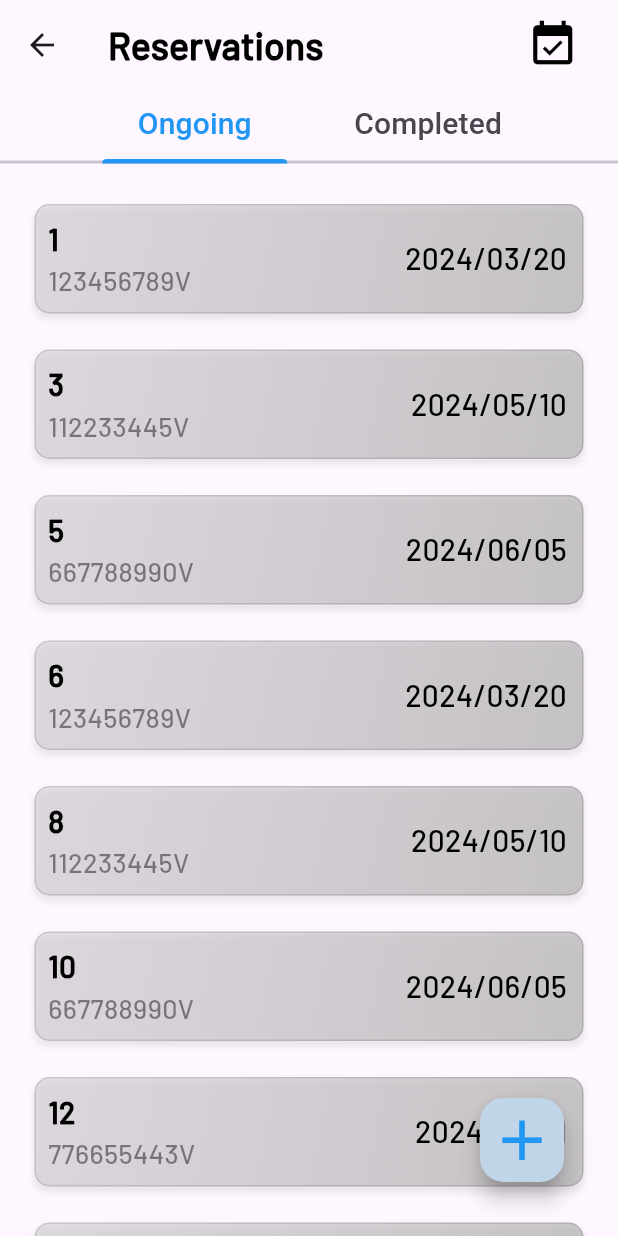
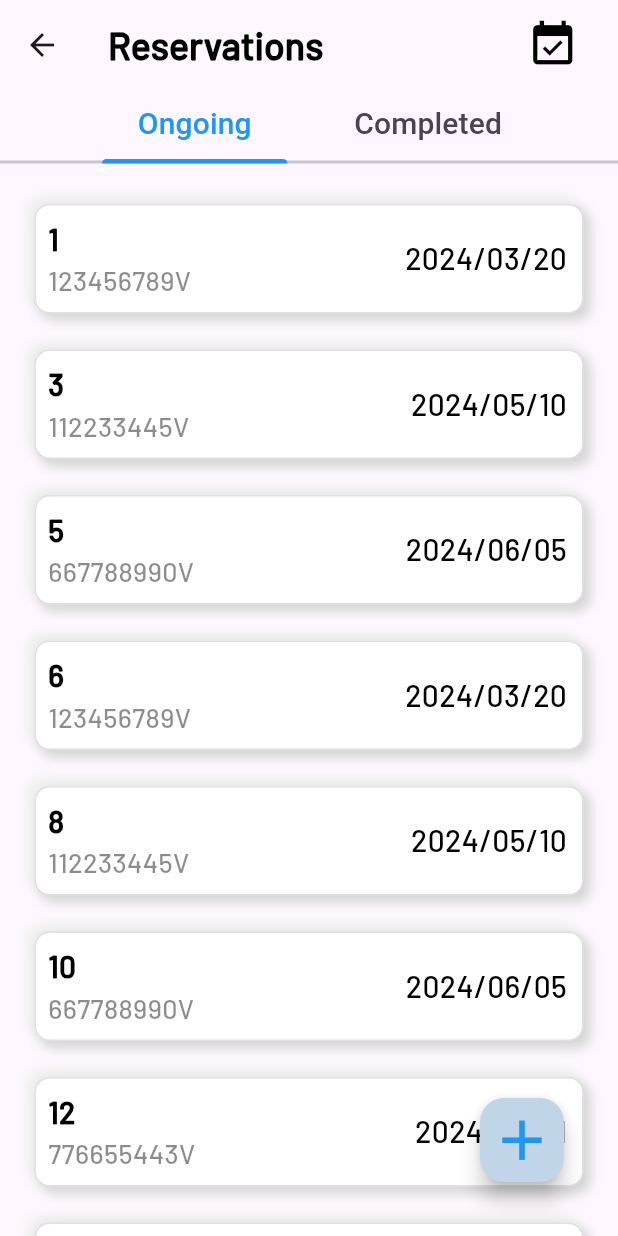
Before and after one commit to Hotel-and-Restaurant-MIS/hotel_manager, a Flutter app: the BookingManagementScreen screen opened directly, on a phone screen of 412 x 824 dp. Run offline on Flutter 3.47's test engine with Material 3 defaults, Android fonts, the phone set to English and light mode, and no system bars; our stand-ins replace cached_network_image, calendar_date_picker2, get, loading_animation_widget.

Commit message:
add shadow to the BookingTile

```diff
--- a/lib/components/booking_tile.dart
+++ b/lib/components/booking_tile.dart
@@ -23,27 +23,24 @@ class BookingTile extends StatelessWidget {
             left: 8.0, right: 8.0, top: 12.0, bottom: 12.0),
         child: Container(
           decoration: BoxDecoration(
+            color: Colors.white,
             borderRadius: BorderRadius.circular(10.0),
             border: Border.all(
               color: Colors.black12,
               width: 1.0,
             ),
-            gradient: LinearGradient(
-              colors: [
-                Colors.grey.withOpacity(0.2),
-                Colors.grey.withOpacity(0.5)
-              ], // Define gradient colors
-              begin: Alignment.topLeft, // Start the gradient at the top left
-              end:
-                  Alignment.bottomRight, // End the gradient at the bottom right
-            ),
             boxShadow: [
               BoxShadow(
-                color:
-                    Colors.grey.withOpacity(0.2), // Shadow color with opacity
-                spreadRadius: 1, // How much the shadow spreads
-                blurRadius: 3, // How blurry the shadow is
-                offset: Offset(0, 3), // X and Y offsets of the shadow
+                color: Colors.grey[200]!, // Light grey color for a softer shadow
+                spreadRadius: 1,
+                blurRadius: 6,
+                offset: Offset(-4, -4), // positions the shadow to the top left
+              ),
+              BoxShadow(
+                color: Colors.grey[350]!, // Darker grey color for a noticeable shadow
+                spreadRadius: 1,
+                blurRadius: 6,
+                offset: Offset(4, 4), // positions the shadow to the bottom right
               ),
             ],
           ),
```
